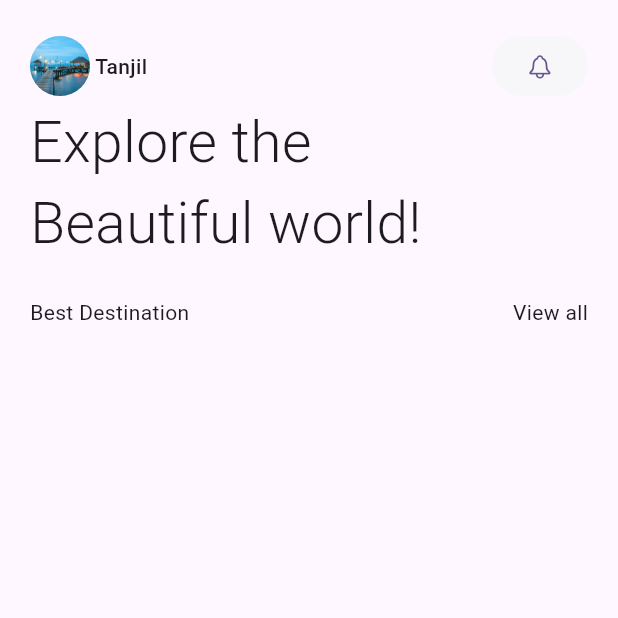
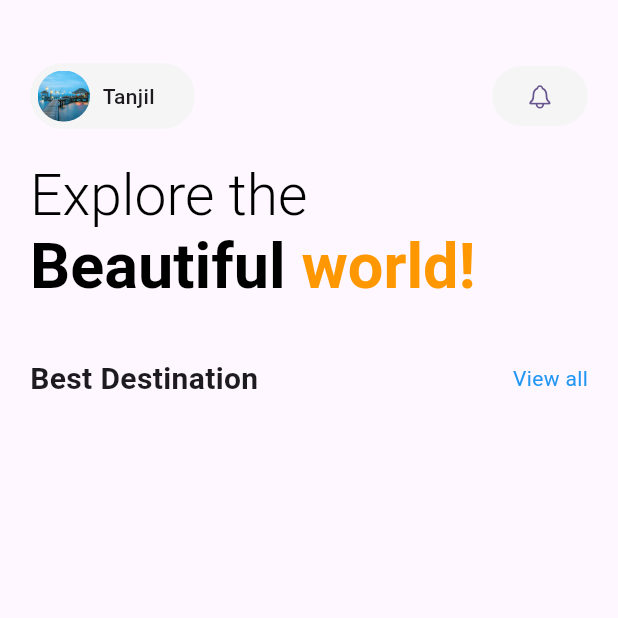
Before and after one commit to tanjilalom/Travel-App, a Flutter app: the HomeScreen screen opened directly, on a phone screen of 412 x 824 dp, the top half of it. Run offline on Flutter 3.47's test engine with Material 3 defaults, Android fonts, the phone set to English and light mode, and no system bars; our stand-ins replace easy_date_timeline, get, google_fonts; Roboto replaces fonts that are missing (SF_UI_Display).

Commit message:
design updated

```diff
--- a/lib/view/screen/home_screen.dart
+++ b/lib/view/screen/home_screen.dart
@@ -1,5 +1,6 @@
 import 'package:flutter/cupertino.dart';
 import 'package:flutter/material.dart';
+import 'package:google_fonts/google_fonts.dart';
 
 class HomeScreen extends StatelessWidget {
   const HomeScreen({super.key});
@@ -12,20 +13,44 @@ class HomeScreen extends StatelessWidget {
         child: Column(
           crossAxisAlignment: CrossAxisAlignment.start,
           children: [
+            SizedBox(
+              height: 20,
+            ),
             Row(
               mainAxisAlignment: MainAxisAlignment.spaceBetween,
               children: [
                 Container(
+                  padding: EdgeInsets.all(5),
                   height: 44,
+                  width: 110,
+                  decoration: BoxDecoration(
+                    borderRadius: BorderRadius.circular(22),
+                    boxShadow: [
+                      BoxShadow(
+                          color: Colors.grey.shade100,
+                          blurRadius: 0,
+                          blurStyle: BlurStyle.outer),
+                    ],
+                  ),
                   child: Row(
                     children: [
-                      CircleAvatar(
-                        child: ClipRRect(
-                          borderRadius: BorderRadius.circular(40),
-                          child: Image.asset('assets/1.jpg', fit: BoxFit.cover, height: 44, width: 44,),
+                      ClipRRect(
+                        borderRadius: BorderRadius.circular(40),
+                        child: Image.asset(
+                          'assets/1.jpg',
+                          fit: BoxFit.cover,
+                          height: 35,
+                          width: 35,
                         ),
                       ),
-                      Text(' Tanjil', style: TextStyle(fontSize: 14, fontWeight: FontWeight.w500),)
+                      SizedBox(
+                        width: 5,
+                      ),
+                      Text(
+                        ' Tanjil',
+                        style: TextStyle(
+                            fontSize: 14, fontWeight: FontWeight.w500),
+                      )
                     ],
                   ),
                 ),
@@ -33,23 +58,69 @@ class HomeScreen extends StatelessWidget {
                   onPressed: () {},
                   child: Icon(CupertinoIcons.bell),
                   style: ElevatedButton.styleFrom(
-                    backgroundColor: Color(0xfff7f7f9),
+                    backgroundColor: Colors.grey.shade100,
                   ),
                 ),
               ],
             ),
+            SizedBox(
+              height: 20,
+            ),
             Container(
-              width: 300,
+              width: double.infinity,
               height: 100,
-              child: Text('Explore the Beautiful world!', style: TextStyle(fontSize: 38, fontWeight: FontWeight.w300),),
+              child: RichText(
+                text: TextSpan(
+                  children: [
+                    TextSpan(
+                      text: 'Explore the       ',
+                      style: TextStyle(
+                        fontSize: 38,
+                        fontWeight: FontWeight.w300,
+                        color: Colors.black,
+                        fontFamily: 'SF_UI_Display',
+                      ),
+                    ),
+                    TextSpan(
+                      text: 'Beautiful ',
+                      style: TextStyle(
+                        fontSize: 42,
+                        fontWeight: FontWeight.w600,
+                        fontFamily: 'SF_UI_Display',
+                        color: Colors.black,
+                      ),
+                    ),
+                    TextSpan(
+                      text: 'world!',
+                      style: TextStyle(
+                        fontSize: 42,
+                        fontWeight: FontWeight.w600,
+                        color: Colors.orange,
+                        fontFamily: 'SF_UI_Display',
+                      ),
+                    ),
+                  ],
+                ),
+              ),
             ),
-            SizedBox(height: 30,),
+            SizedBox(
+              height: 30,
+            ),
             Container(
               child: Row(
                 mainAxisAlignment: MainAxisAlignment.spaceBetween,
                 children: [
-                  Text('Best Destination'),
-                  Text('View all'),
+                  Text(
+                    'Best Destination',
+                    style: TextStyle(fontSize: 20, fontWeight: FontWeight.w600),
+                  ),
+                  Text(
+                    'View all',
+                    style: TextStyle(
+                        fontSize: 14,
+                        fontWeight: FontWeight.w400,
+                        color: Colors.blue),
+                  ),
                 ],
               ),
             ),
```
Also changed, not shown: lib/main.dart (+56 -1 lines), lib/view/screen/editprofile_screen.dart (added, +72 -0 lines), lib/view/screen/profile_screen.dart (+7 -3 lines), lib/view/screen/schedule_screen.dart (+15 -3 lines), lib/view/screen/search_screen.dart (added, +20 -0 lines), lib/view/screen/splash_screen.dart (+49 -0 lines).
